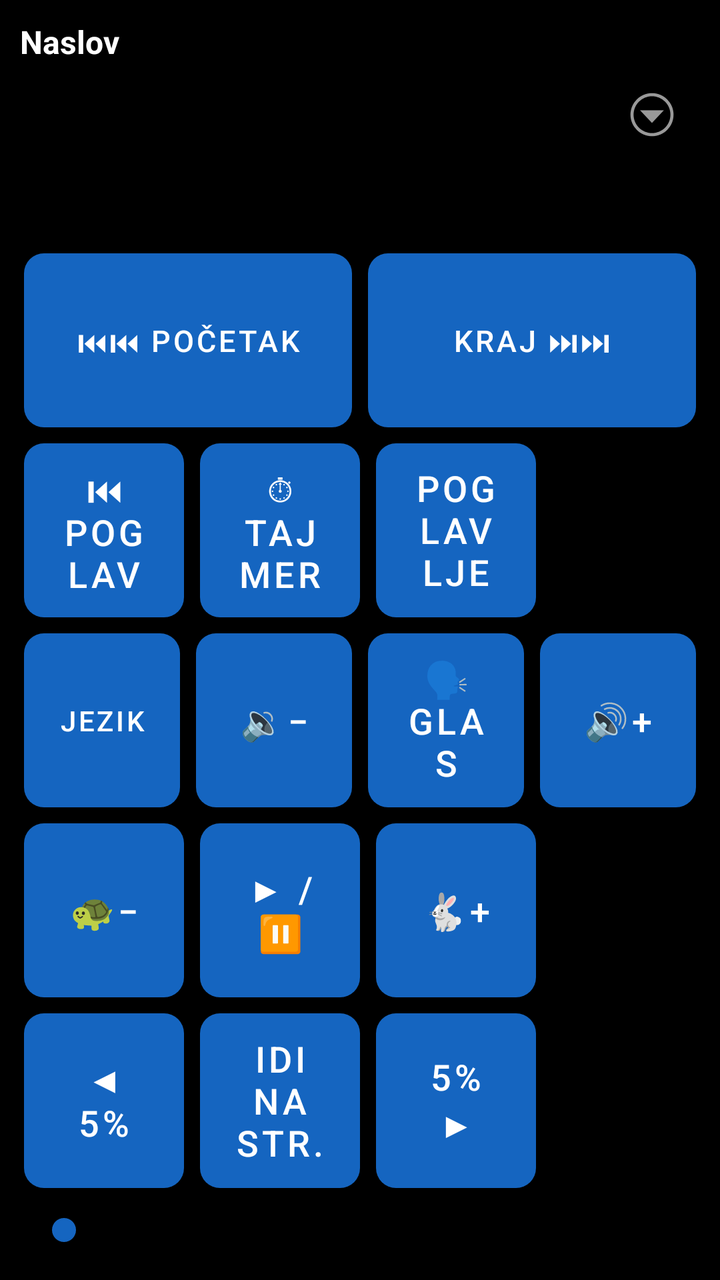
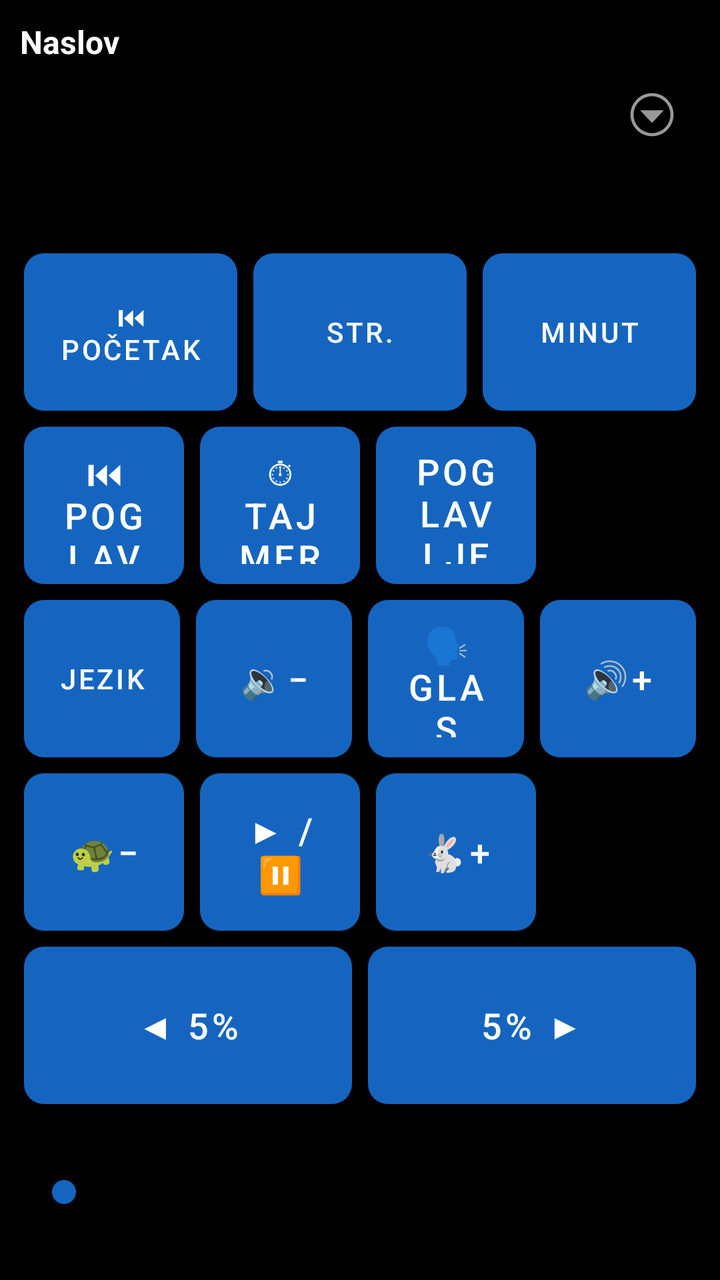

An Android layout rendered at two revisions. The XML below is the earlier revision; the diff shows what the commit changed to produce the second picture.
<!-- AndroidManifest.xml: application theme Theme.RecPoRec -->
<!-- res/layout/activity_reader.xml -->
<?xml version="1.0" encoding="utf-8"?>
<LinearLayout xmlns:android="http://schemas.android.com/apk/res/android"
    android:layout_width="match_parent"
    android:layout_height="match_parent"
    android:orientation="vertical"
    android:fitsSystemWindows="true"
    android:background="@color/background">

    
    <LinearLayout
        android:layout_width="match_parent"
        android:layout_height="wrap_content"
        android:orientation="horizontal"
        android:gravity="center_vertical"
        android:padding="10dp">

        <LinearLayout
            android:layout_width="0dp"
            android:layout_height="wrap_content"
            android:layout_weight="1"
            android:orientation="vertical">

            <TextView
                android:id="@+id/textDocTitle"
                android:layout_width="match_parent"
                android:layout_height="wrap_content"
                android:textSize="16sp"
                android:textStyle="bold"
                android:textColor="@color/text_primary"
                android:maxLines="1"
                android:ellipsize="end"
                android:text="Naslov" />

            <TextView
                android:id="@+id/textPages"
                android:layout_width="match_parent"
                android:layout_height="wrap_content"
                android:textSize="18sp"
                android:textColor="@color/text_primary" />

            <TextView
                android:id="@+id/textElapsed"
                android:layout_width="match_parent"
                android:layout_height="wrap_content"
                android:textSize="18sp"
                android:textColor="@color/text_primary" />

            <TextView
                android:id="@+id/textRemaining"
                android:layout_width="match_parent"
                android:layout_height="wrap_content"
                android:textSize="18sp"
                android:textColor="@color/text_primary" />
        </LinearLayout>

        <ImageButton
            android:id="@+id/btnOverflow"
            android:layout_width="48dp"
            android:layout_height="48dp"
            android:background="@android:color/transparent"
            android:contentDescription="@string/menu_options_button"
            android:src="@android:drawable/ic_menu_more" />
    </LinearLayout>

    
    <LinearLayout
        android:layout_width="match_parent"
        android:layout_height="0dp"
        android:layout_weight="1"
        android:orientation="vertical"
        android:padding="8dp">

        
        <LinearLayout
            android:layout_width="match_parent"
            android:layout_height="0dp"
            android:layout_weight="1"
            android:orientation="horizontal">

            <Button android:id="@+id/btnGoStart" style="@style/KeyButton"
                android:layout_weight="2"
                android:backgroundTint="@color/btn_goto_page"
                android:contentDescription="Idi na početak dokumenta"
                android:textSize="15sp"
                android:text="⏮⏮ Početak" />

            <Button android:id="@+id/btnGoEnd" style="@style/KeyButton"
                android:layout_weight="2"
                android:backgroundTint="@color/btn_goto_page"
                android:contentDescription="Idi na kraj dokumenta"
                android:textSize="15sp"
                android:text="Kraj ⏭⏭" />
        </LinearLayout>

        
        <LinearLayout
            android:layout_width="match_parent"
            android:layout_height="0dp"
            android:layout_weight="1"
            android:orientation="horizontal">

            <Button android:id="@+id/btnPrevChapter" style="@style/KeyButton"
                android:backgroundTint="@color/btn_chapter"
                android:contentDescription="@string/btn_prev_chapter"
                android:text="⏮ Poglavlje" />

            <Button android:id="@+id/btnTimer" style="@style/KeyButton"
                android:backgroundTint="@color/btn_timer"
                android:contentDescription="@string/btn_timer"
                android:text="⏱ Tajmer" />

            <Button android:id="@+id/btnNextChapter" style="@style/KeyButton"
                android:backgroundTint="@color/btn_chapter"
                android:contentDescription="@string/btn_next_chapter"
                android:text="Poglavlje ⏭" />

            <View
                android:layout_width="0dp"
                android:layout_height="match_parent"
                android:layout_weight="1"
                android:importantForAccessibility="no" />
        </LinearLayout>

        
        <LinearLayout
            android:layout_width="match_parent"
            android:layout_height="0dp"
            android:layout_weight="1"
            android:orientation="horizontal">

            <Button android:id="@+id/btnDocLanguage" style="@style/KeyButton"
                android:backgroundTint="@color/btn_goto_page"
                android:contentDescription="Jezik za ovaj dokument"
                android:textSize="14sp"
                android:text="Jezik" />

            <Button android:id="@+id/btnVolDown" style="@style/KeyButton"
                android:backgroundTint="@color/btn_volume"
                android:contentDescription="@string/btn_vol_down"
                android:text="🔉−" />

            <Button android:id="@+id/btnVoice" style="@style/KeyButton"
                android:backgroundTint="@color/btn_voice"
                android:contentDescription="@string/btn_voice"
                android:text="🗣 Glas" />

            <Button android:id="@+id/btnVolUp" style="@style/KeyButton"
                android:backgroundTint="@color/btn_volume"
                android:contentDescription="@string/btn_vol_up"
                android:text="🔊+" />
        </LinearLayout>

        
        <LinearLayout
            android:layout_width="match_parent"
            android:layout_height="0dp"
            android:layout_weight="1"
            android:orientation="horizontal">

            <Button android:id="@+id/btnSpeedDown" style="@style/KeyButton"
                android:backgroundTint="@color/btn_speed"
                android:contentDescription="@string/btn_speed_down"
                android:text="🐢−" />

            <Button android:id="@+id/btnPlayPause" style="@style/KeyButton"
                android:backgroundTint="@color/btn_play"
                android:contentDescription="@string/btn_play_pause"
                android:text="▶ / ⏸" />

            <Button android:id="@+id/btnSpeedUp" style="@style/KeyButton"
                android:backgroundTint="@color/btn_speed"
                android:contentDescription="@string/btn_speed_up"
                android:text="🐇+" />

            <View
                android:layout_width="0dp"
                android:layout_height="match_parent"
                android:layout_weight="1"
                android:importantForAccessibility="no" />
        </LinearLayout>

        
        <LinearLayout
            android:layout_width="match_parent"
            android:layout_height="0dp"
            android:layout_weight="1"
            android:orientation="horizontal">

            <Button android:id="@+id/btnStepBack" style="@style/KeyButton"
                android:backgroundTint="@color/btn_page_nav"
                android:contentDescription="@string/slider_back"
                android:text="◀ 5%" />

            <Button android:id="@+id/btnGotoPage" style="@style/KeyButton"
                android:backgroundTint="@color/btn_goto_page"
                android:contentDescription="@string/btn_goto_page"
                android:text="Idi na str." />

            <Button android:id="@+id/btnStepForward" style="@style/KeyButton"
                android:backgroundTint="@color/btn_page_nav"
                android:contentDescription="@string/slider_forward"
                android:text="5% ▶" />

            <View
                android:layout_width="0dp"
                android:layout_height="match_parent"
                android:layout_weight="1"
                android:importantForAccessibility="no" />
        </LinearLayout>

    </LinearLayout>

    
    <SeekBar
        android:id="@+id/seekProgress"
        android:layout_width="match_parent"
        android:layout_height="wrap_content"
        android:layout_marginStart="16dp"
        android:layout_marginEnd="16dp"
        android:layout_marginBottom="16dp"
        android:contentDescription="@string/slider_position"
        android:max="100"
        android:progressTint="@color/btn_voice"
        android:thumbTint="@color/btn_voice" />

</LinearLayout>
<!-- resources referenced by this layout -->
<resources>
  <color name="background">#000000</color>
  <color name="btn_chapter">#2E7D32</color>
  <color name="btn_goto_page">#4527A0</color>
  <color name="btn_page_nav">#AD1457</color>
  <color name="btn_play">#D84315</color>
  <color name="btn_speed">#00838F</color>
  <color name="btn_timer">#6A1B9A</color>
  <color name="btn_voice">#1565C0</color>
  <color name="btn_volume">#F9A825</color>
  <color name="text_primary">#FFFFFF</color>
  <string name="btn_goto_page">Idi na stranicu</string>
  <string name="btn_next_chapter">Sledeće poglavlje</string>
  <string name="btn_play_pause">Pusti ili pauziraj čitanje</string>
  <string name="btn_prev_chapter">Prethodno poglavlje</string>
  <string name="btn_speed_down">Smanji brzinu čitanja</string>
  <string name="btn_speed_up">Povećaj brzinu čitanja</string>
  <string name="btn_timer">Tajmer za automatsku pauzu</string>
  <string name="btn_voice">Izbor glasa</string>
  <string name="btn_vol_down">Smanji jačinu zvuka</string>
  <string name="btn_vol_up">Pojačaj zvuk</string>
  <string name="menu_options_button">Opcije</string>
  <string name="slider_back">Pomeri pet posto unazad</string>
  <string name="slider_forward">Pomeri pet posto unapred</string>
  <string name="slider_position">Klizač za pomeranje kroz knjigu, pet posto po koraku</string>
  <style name="KeyButton">
          <item name="android:layout_width">0dp</item>
          <item name="android:layout_height">match_parent</item>
          <item name="android:layout_weight">1</item>
          <item name="android:layout_margin">4dp</item>
          <item name="android:textSize">18sp</item>
          <item name="android:textColor">@color/button_text</item>
          <item name="android:background">@drawable/key_button_shape</item>
          <item name="android:stateListAnimator">@null</item>
          <item name="android:elevation">0dp</item>
      </style>
  <style name="Theme.RecPoRec" parent="Theme.MaterialComponents.DayNight.NoActionBar">
          <item name="android:windowBackground">@color/background</item>
          <item name="android:textColorPrimary">@color/text_primary</item>
          <item name="colorPrimary">@color/btn_voice</item>
          <item name="colorOnPrimary">@color/button_text</item>
      </style>
  <color name="button_text">#FFFFFF</color>
  <!-- drawable key_button_shape (drawable) -->
  <?xml version="1.0" encoding="utf-8"?>
  <shape xmlns:android="http://schemas.android.com/apk/res/android"
      android:shape="rectangle">
      <corners android:radius="10dp" />
      <solid android:color="#FFFFFF" />
  </shape>
</resources>

<!-- the commit's change to res/layout/activity_reader.xml (unified diff, before → after) -->
@@ -78,18 +78,22 @@
             android:orientation="horizontal">
 
             <Button android:id="@+id/btnGoStart" style="@style/KeyButton"
-                android:layout_weight="2"
                 android:backgroundTint="@color/btn_goto_page"
                 android:contentDescription="Idi na početak dokumenta"
-                android:textSize="15sp"
-                android:text="⏮⏮ Početak" />
-
-            <Button android:id="@+id/btnGoEnd" style="@style/KeyButton"
-                android:layout_weight="2"
-                android:backgroundTint="@color/btn_goto_page"
-                android:contentDescription="Idi na kraj dokumenta"
-                android:textSize="15sp"
-                android:text="Kraj ⏭⏭" />
+                android:textSize="14sp"
+                android:text="⏮ Početak" />
+
+            <Button android:id="@+id/btnGotoPage" style="@style/KeyButton"
+                android:backgroundTint="@color/btn_goto_page"
+                android:contentDescription="@string/btn_goto_page"
+                android:textSize="14sp"
+                android:text="Str." />
+
+            <Button android:id="@+id/btnGotoMinute" style="@style/KeyButton"
+                android:backgroundTint="@color/btn_goto_page"
+                android:contentDescription="Idi na određeni minut u dokumentu"
+                android:textSize="14sp"
+                android:text="Minut" />
         </LinearLayout>
 
         
@@ -187,25 +191,16 @@
             android:orientation="horizontal">
 
             <Button android:id="@+id/btnStepBack" style="@style/KeyButton"
+                android:layout_weight="2"
                 android:backgroundTint="@color/btn_page_nav"
                 android:contentDescription="@string/slider_back"
                 android:text="◀ 5%" />
 
-            <Button android:id="@+id/btnGotoPage" style="@style/KeyButton"
-                android:backgroundTint="@color/btn_goto_page"
-                android:contentDescription="@string/btn_goto_page"
-                android:text="Idi na str." />
-
             <Button android:id="@+id/btnStepForward" style="@style/KeyButton"
+                android:layout_weight="2"
                 android:backgroundTint="@color/btn_page_nav"
                 android:contentDescription="@string/slider_forward"
                 android:text="5% ▶" />
-
-            <View
-                android:layout_width="0dp"
-                android:layout_height="match_parent"
-                android:layout_weight="1"
-                android:importantForAccessibility="no" />
         </LinearLayout>
 
     </LinearLayout>
@@ -214,9 +209,10 @@
     <SeekBar
         android:id="@+id/seekProgress"
         android:layout_width="match_parent"
-        android:layout_height="wrap_content"
+        android:layout_height="56dp"
         android:layout_marginStart="16dp"
         android:layout_marginEnd="16dp"
+        android:layout_marginTop="4dp"
         android:layout_marginBottom="16dp"
         android:contentDescription="@string/slider_position"
         android:max="100"
